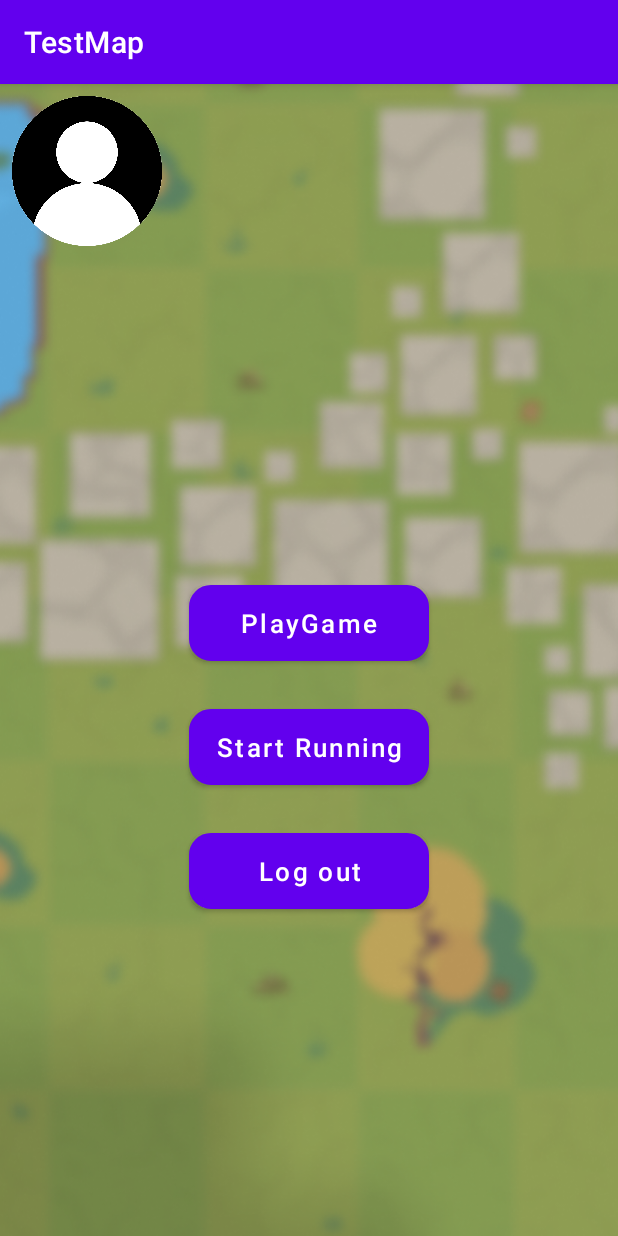
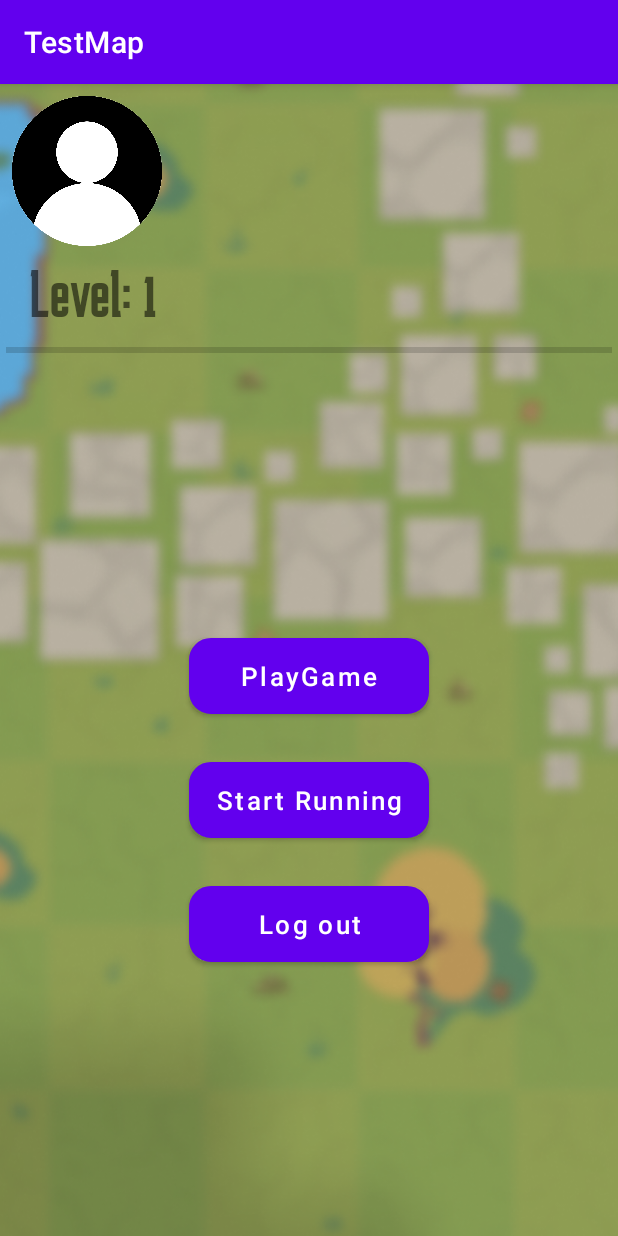
Before and after one commit to BaoLam23/BTL-MOBDEV, an Android app: the screen it shows after launch once a user with an empty profile is signed in (Authentication), on a phone screen of 412 x 824 dp. Run offline under Robolectric (Android 15) with nearby library versions, the phone set to English and light mode, and no system bars; our stand-ins replace Firebase (no records; nobody signed in at launch, a user with empty details on screens opened directly).

Commit message:
level up

```diff
--- a/GAME/app/src/main/java/com/example/gameinwakingtoearn/Game/Object/MainUI/Authentication.java
+++ b/GAME/app/src/main/java/com/example/gameinwakingtoearn/Game/Object/MainUI/Authentication.java
@@ -12,6 +12,7 @@ import android.os.Bundle;
 import android.util.Log;
 import android.view.View;
 import android.widget.Button;
+import android.widget.ProgressBar;
 import android.widget.TextView;
 import android.widget.Toast;
 
@@ -34,7 +35,8 @@ import com.google.firebase.firestore.FirebaseFirestore;
 
 public class Authentication extends AppCompatActivity {
 
-    TextView textView, money;
+    TextView textView, money, level;
+    ProgressBar progressBar;
     Button button;
     Button showMapBut, friendBtn;
     Button playgame;
@@ -54,6 +56,8 @@ public class Authentication extends AppCompatActivity {
         showMapBut = findViewById(R.id.showMapBut);
         friendBtn = findViewById(R.id.friendBtn);
         money = findViewById(R.id.user_money);
+        level = findViewById(R.id.level);
+        progressBar = findViewById(R.id.progressBar);
 
         if (user == null) {
             Intent intent = new Intent(getApplicationContext(), Login.class);
@@ -76,6 +80,8 @@ public class Authentication extends AppCompatActivity {
                             //Log.e("money :",document.get("money") + "");
                             textView.setText(user.getUsername());
                             money.setText(user.getMoney() + "$");
+                            level.setText("Level: " + user.getLevel());
+                            progressBar.setProgress(user.getCurrentExp());
                         } else {
                             Log.d("GameUI", "No such document");
                         }
--- a/GAME/app/src/main/java/com/example/gameinwakingtoearn/Game/Object/MainUI/Login.java
+++ b/GAME/app/src/main/java/com/example/gameinwakingtoearn/Game/Object/MainUI/Login.java
@@ -129,7 +129,7 @@ public class Login extends AppCompatActivity {
                         User user = document.toObject(User.class);
 
                         CurrentUser.getInstance().setUser(user);
-                        Toast.makeText(Login.this, "get user done", Toast.LENGTH_SHORT).show();
+//                        Toast.makeText(Login.this, "get user done", Toast.LENGTH_SHORT).show();
                     } else {
                         Log.d(TAG, "No such document");
                     }
--- a/GAME/app/src/main/java/com/example/gameinwakingtoearn/Game/Object/MainUI/Register.java
+++ b/GAME/app/src/main/java/com/example/gameinwakingtoearn/Game/Object/MainUI/Register.java
@@ -139,6 +139,8 @@ public class Register extends AppCompatActivity {
         user.put("username", String.valueOf(editTextUsername.getText()));
         user.put("totalDistance", 0);
         user.put("money", 100);
+        user.put("level", 1);
+        user.put("currentExp", 0);
         user.put("friendList", new ArrayList<String>());
         user.put("buildings", new ArrayList<String>());
         user.put("createdAt", new Timestamp(new Date()));
--- a/GAME/app/src/main/res/layout/activity_authentication.xml
+++ b/GAME/app/src/main/res/layout/activity_authentication.xml
@@ -34,14 +34,16 @@
 
         <TextView
             android:id="@+id/user_details"
+            android:fontFamily="@font/karantina_regular"
             android:layout_width="wrap_content"
             android:layout_height="wrap_content"
-            android:textSize="40sp"
+            android:textSize="45sp"
             android:layout_marginTop="10dp"
             android:text="" />
 
         <TextView
             android:id="@+id/user_money"
+            android:fontFamily="@font/karantina_regular"
             android:layout_width="wrap_content"
             android:layout_height="wrap_content"
             android:textSize="40sp"
@@ -50,6 +52,24 @@
         </LinearLayout>
 
     </LinearLayout>
+
+    <TextView
+        android:id="@+id/level"
+        android:layout_width="wrap_content"
+        android:layout_height="wrap_content"
+        android:fontFamily="@font/karantina_regular"
+        android:textSize="45sp"
+        android:layout_marginLeft="20dp"
+        android:text="Level: 1"/>
+
+    <ProgressBar
+        android:id="@+id/progressBar"
+        android:layout_width="match_parent"
+        android:layout_height="wrap_content"
+        android:progress="0"
+        android:max="100"
+        android:padding="4dp"
+        style="?android:attr/progressBarStyleHorizontal"/>
 
     <LinearLayout
         android:layout_width="match_parent"
```
Also changed, not shown: GAME/app/src/main/java/com/example/gameinwakingtoearn/Game/Object/Running/MapsActivity.java (+53 -0 lines), GAME/app/src/main/java/com/example/gameinwakingtoearn/Game/Object/User/User.java (+18 -0 lines), GAME/app/src/main/res/layout/activity_maps.xml (+9 -1 lines).
